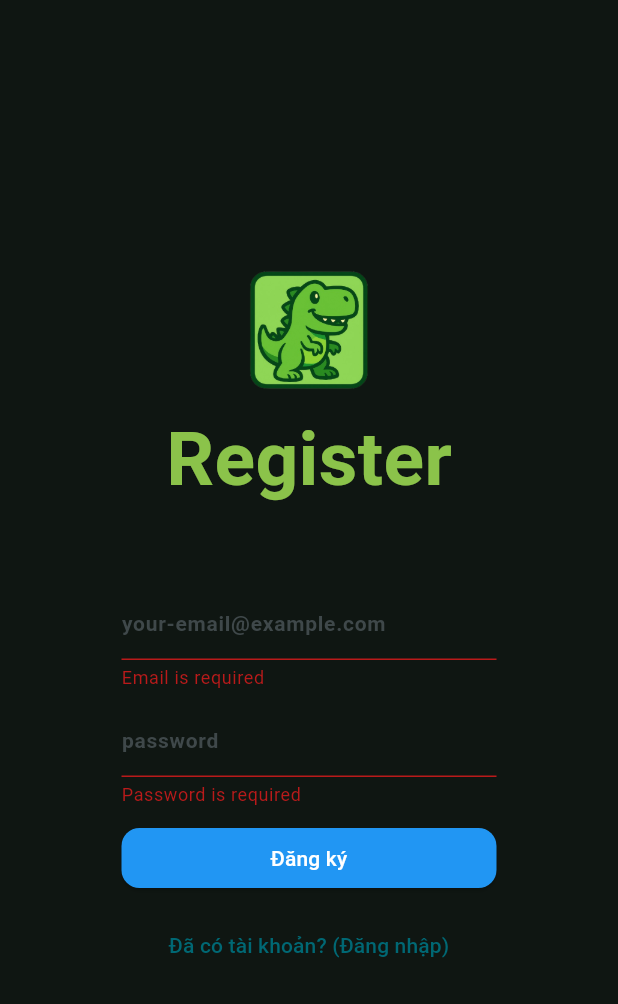
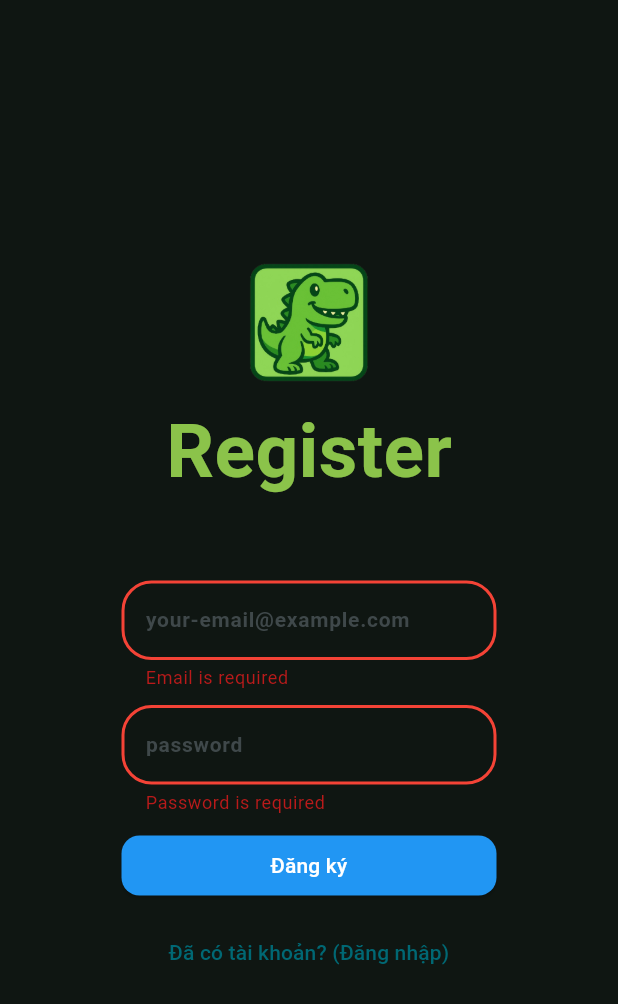
Before and after one commit to phamdanhhuong/vocabu_rex_mobile, a Flutter app: the RegisterPage screen opened by its route, after a tap on "Đăng ký", on a phone screen of 412 x 824 dp. Shown: the top 1004 px of the screen. Run offline on Flutter 3.47's test engine with Material 3 defaults, Android fonts, the phone set to English and light mode, and no system bars; our stand-ins replace bloc, dio, flutter_bloc, flutter_dotenv, get_it, shared_preferences; accounts and stored records are empty.

Commit message:
Add environment configuration, user profile model updates, and custom text field widget
- Create .env.example for API URL configuration
- Update .gitignore to exclude .env file
- Add devtools_options.yaml for Dart & Flutter DevTools settings
- Refactor AuthService to return specific data from responses
- Introduce CustomTextField widget for reusable text input
- Enhance UserProfileModel and UserProfileEntity with additional fields
- Update profile page to display full name
- Modify main.dart to load environment variables
- Update DioClient to use API URL from environment variables
- Add flutter_dotenv dependency to pubspec.yaml

```diff
--- /dev/null
+++ b/devtools_options.yaml
@@ -0,0 +1,3 @@
+description: This file stores settings for Dart & Flutter DevTools.
+documentation: https://docs.flutter.dev/tools/devtools/extensions#configure-extension-enablement-states
+extensions:
--- a/lib/auth/data/repositoriesImpl/auth_repository_impl.dart
+++ b/lib/auth/data/repositoriesImpl/auth_repository_impl.dart
@@ -1,5 +1,4 @@
 import 'package:vocabu_rex_mobile/auth/data/datasources/auth_datasource.dart';
-import 'package:vocabu_rex_mobile/auth/data/models/user_model.dart';
 import 'package:vocabu_rex_mobile/auth/domain/entities/user_entity.dart';
 import 'package:vocabu_rex_mobile/auth/domain/repositories/auth_repository.dart';
 import 'package:vocabu_rex_mobile/core/token_manager.dart';
--- a/lib/auth/ui/pages/register_page.dart
+++ b/lib/auth/ui/pages/register_page.dart
@@ -2,6 +2,7 @@ import 'package:flutter/material.dart';
 import 'package:flutter/services.dart';
 import 'package:flutter_bloc/flutter_bloc.dart';
 import 'package:vocabu_rex_mobile/auth/ui/blocs/auth_bloc.dart';
+import 'package:vocabu_rex_mobile/auth/ui/wigets/custom_text_field.dart';
 
 class RegisterPage extends StatefulWidget {
   const RegisterPage({Key? key}) : super(key: key);
@@ -46,32 +47,9 @@ class _RegisterPageState extends State<RegisterPage> {
                 key: _formKey,
                 child: Column(
                   children: [
-                    SizedBox(
-                      width: 250,
-                      child: TextFormField(
+                    CustomTextField(
                       controller: _emailController,
-                        style: const TextStyle(
-                          color: Colors.white,
-                          fontSize: 14,
-                          fontWeight: FontWeight.bold,
-                        ),
-                        decoration: InputDecoration(
                       hintText: "your-email@example.com",
-                          enabledBorder: OutlineInputBorder(
-                            borderRadius: BorderRadius.circular(20),
-                            borderSide: const BorderSide(
-                              color: Colors.blue, // màu xanh biển
-                              width: 2, // độ dày border
-                            ),
-                          ),
-                          focusedBorder: OutlineInputBorder(
-                            borderRadius: BorderRadius.circular(20),
-                            borderSide: const BorderSide(
-                              color: Colors.blue, // màu khi focus
-                              width: 3, // dày hơn lúc focus
-                            ),
-                          ),
-                        ),
                       validator: (value) {
                         if (value == null || value.isEmpty) {
                           return 'Email is required';
@@ -85,34 +63,10 @@ class _RegisterPageState extends State<RegisterPage> {
                         return null;
                       },
                     ),
-                    ),
                     SizedBox(height: 10),
-                    SizedBox(
-                      width: 250,
-                      child: TextFormField(
+                    CustomTextField(
                       controller: _passwordController,
-                        style: const TextStyle(
-                          color: Colors.white,
-                          fontSize: 14,
-                          fontWeight: FontWeight.bold,
-                        ),
-                        decoration: InputDecoration(
                       hintText: "password",
-                          enabledBorder: OutlineInputBorder(
-                            borderRadius: BorderRadius.circular(20),
-                            borderSide: const BorderSide(
-                              color: Colors.blue, // màu xanh biển
-                              width: 2, // độ dày border
-                            ),
-                          ),
-                          focusedBorder: OutlineInputBorder(
-                            borderRadius: BorderRadius.circular(20),
-                            borderSide: const BorderSide(
-                              color: Colors.blue, // màu khi focus
-                              width: 3, // dày hơn lúc focus
-                            ),
-                          ),
-                        ),
                       obscureText: true,
                       validator: (value) {
                         if (value == null || value.isEmpty) {
@@ -120,7 +74,6 @@ class _RegisterPageState extends State<RegisterPage> {
                         }
                         return null;
                       },
-                      ),
                     ),
                     SizedBox(height: 10),
                   ],
--- /dev/null
+++ b/lib/auth/ui/wigets/custom_text_field.dart
@@ -0,0 +1,53 @@
+import 'package:flutter/material.dart';
+
+class CustomTextField extends StatelessWidget {
+  final TextEditingController controller;
+  final String hintText;
+  final String? Function(String?)? validator;
+  final bool obscureText;
+
+  const CustomTextField({
+    Key? key,
+    required this.controller,
+    required this.hintText,
+    this.validator,
+    this.obscureText = false,
+  }) : super(key: key);
+
+  @override
+  Widget build(BuildContext context) {
+    return SizedBox(
+      width: 250,
+      child: TextFormField(
+        controller: controller,
+        obscureText: obscureText,
+        style: const TextStyle(
+          color: Colors.white,
+          fontSize: 14,
+          fontWeight: FontWeight.bold,
+        ),
+        decoration: InputDecoration(
+          hintText: hintText,
+          //hintStyle: const TextStyle(color: Colors.grey),
+          enabledBorder: OutlineInputBorder(
+            borderRadius: BorderRadius.circular(20),
+            borderSide: const BorderSide(color: Colors.blue, width: 2),
+          ),
+          focusedBorder: OutlineInputBorder(
+            borderRadius: BorderRadius.circular(20),
+            borderSide: const BorderSide(color: Colors.blue, width: 3),
+          ),
+          errorBorder: OutlineInputBorder(
+            borderRadius: BorderRadius.circular(20),
+            borderSide: const BorderSide(color: Colors.red, width: 2),
+          ),
+          focusedErrorBorder: OutlineInputBorder(
+            borderRadius: BorderRadius.circular(20),
+            borderSide: const BorderSide(color: Colors.red, width: 3),
+          ),
+        ),
+        validator: validator,
+      ),
+    );
+  }
+}
--- a/lib/home/data/service/home_service.dart
+++ b/lib/home/data/service/home_service.dart
@@ -11,7 +11,7 @@ class HomeService extends BaseApiService {
   Future<Map<String, dynamic>> getUserProfile() async {
     try {
       final response = await client.get(ApiEndpoints.profile);
-      return response.data;
+      return response.data["data"];
     } on DioException catch (error) {
       throw handleError(error);
     }
--- a/lib/home/ui/pages/profile_page.dart
+++ b/lib/home/ui/pages/profile_page.dart
@@ -39,7 +39,7 @@ class _ProfilePageState extends State<ProfilePage> {
                     ),
                     SizedBox(height: 10),
                     Text(
-                      state.userProfileEntity.name,
+                      state.userProfileEntity.fullName,
                       style: TextStyle(color: Colors.blue, fontSize: 20),
                     ),
                   ],
--- a/lib/main.dart
+++ b/lib/main.dart
@@ -1,5 +1,6 @@
 import 'package:flutter/material.dart';
 import 'package:flutter_bloc/flutter_bloc.dart';
+import 'package:flutter_dotenv/flutter_dotenv.dart';
 import 'package:vocabu_rex_mobile/auth/ui/blocs/auth_bloc.dart';
 import 'package:vocabu_rex_mobile/home/ui/blocs/home_bloc.dart';
 import 'package:vocabu_rex_mobile/home/ui/pages/home_page.dart';
@@ -15,6 +16,8 @@ void main() async {
 
   // Khởi tạo dependency injection
   init();
+
+  await dotenv.load(fileName: ".env");
 
   // Khôi phục token nếu có
   final hasToken = await TokenManager.hasValidToken();
--- a/lib/network/dio_client.dart
+++ b/lib/network/dio_client.dart
@@ -1,10 +1,11 @@
 import 'package:dio/dio.dart';
+import 'package:flutter_dotenv/flutter_dotenv.dart';
 import 'interceptors/auth_interceptor.dart';
 import 'interceptors/logging_interceptor.dart';
 
 class DioClient {
-  static const String _baseUrl =
-      'http://192.168.1.6:3000'; // Thay đổi URL này theo API của bạn
+  static final String _baseUrl =
+      dotenv.env['API_URL'] ?? 'http://192.168.1.6:3000';
   static const int _connectTimeout = 30000; // 30 giây
   static const int _receiveTimeout = 30000; // 30 giây
 
--- a/pubspec.yaml
+++ b/pubspec.yaml
@@ -39,6 +39,7 @@ dependencies:
   flutter_bloc: ^9.1.1
   get_it: ^8.2.0
   shared_preferences: ^2.2.2
+  flutter_dotenv: ^6.0.0
 
 dev_dependencies:
   flutter_launcher_icons: ^0.14.4
@@ -66,6 +67,7 @@ flutter:
   assets:
     - assets/logo.png
     - assets/avatar.jpg
+    - .env
   #   - images/a_dot_ham.jpeg
 
   # An image asset can refer to one or more resolution-specific "variants", see
```
Also changed, not shown: lib/auth/data/services/auth_service.dart (+7 -7 lines), lib/auth/ui/pages/login_page.dart (+3 -50 lines), lib/home/data/models/user_profile_model.dart (+36 -3 lines), lib/home/domain/entities/user_profile_entity.dart (+60 -5 lines), pubspec.lock, 2 other files. Lines whose indentation alone changed are shown as unchanged.
